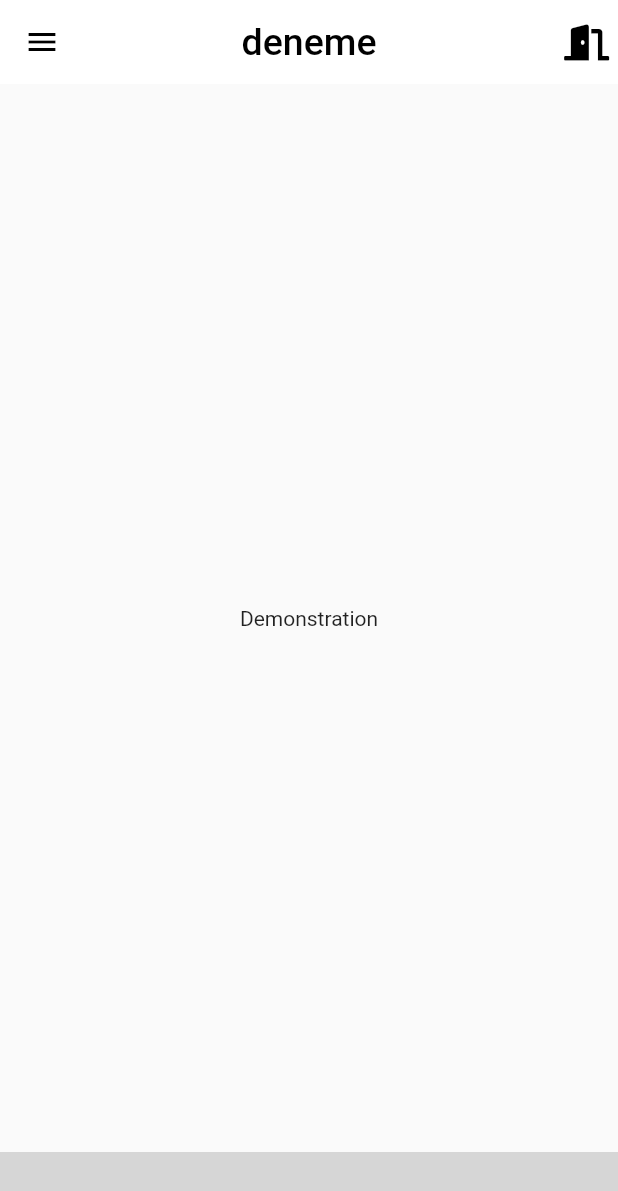
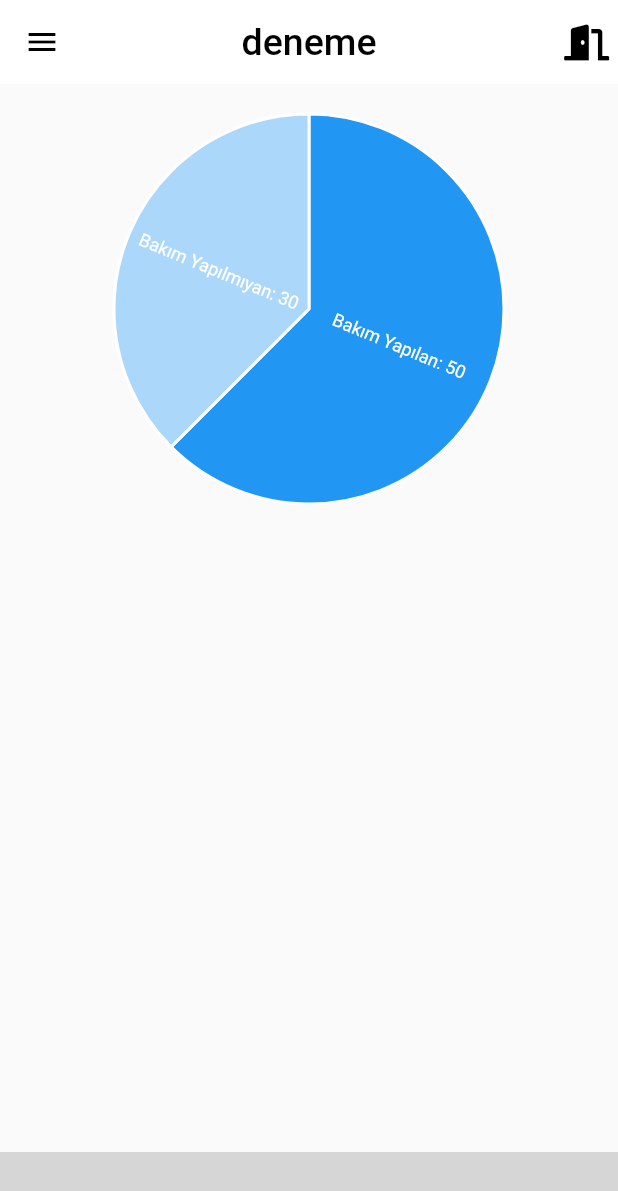
Before and after one commit to mrcasus/flutterchartss, a Flutter app: the screen it shows after launch, on a phone screen of 412 x 824 dp. Shown: the top 1191 px of the screen. Run offline on Flutter 3.47's test engine with Material 2 defaults, Android fonts, the phone set to English and light mode, and no system bars; our stand-ins replace charts_flutter, font_awesome_flutter; missing offline and left inert: ff_navigation_bar, splash_screen_view; Roboto replaces fonts that are missing (Montserrat); grey boxes are pictures that could not be loaded.

Commit message:
firebase
firebase

```diff
--- a/lib/main.dart
+++ b/lib/main.dart
@@ -5,6 +5,7 @@ import 'package:font_awesome_flutter/font_awesome_flutter.dart';
 
 import 'package:splash_screen_view/SplashScreenView.dart';
 import 'package:ff_navigation_bar/ff_navigation_bar.dart';
+import 'package:charts_flutter/flutter.dart' as charts;
 
 void main() {
   WidgetsFlutterBinding.ensureInitialized();
@@ -38,6 +39,27 @@ class _MyHomePageState extends State<MyHomePage> {
   int selectedIndex = 0;
   @override
   Widget build(BuildContext context) {
+    var data = [
+      Sales("Bakım Yapılan", 50),
+      Sales("Bakım Yapılmıyan", 30),
+    ];
+
+    var series = [
+      charts.Series(
+          domainFn: (Sales sales, _) => sales.day,
+          measureFn: (Sales sales, _) => sales.sold,
+          id: 'Sales',
+          data: data,
+          labelAccessorFn: (Sales sales, _) =>
+              '${sales.day}: ${sales.sold.toString()}')
+    ];
+
+    var chart = charts.PieChart(
+      series,
+      defaultRenderer: charts.ArcRendererConfig(
+          arcRendererDecorators: [charts.ArcLabelDecorator()]),
+    );
+
     return Scaffold(
       appBar: AppBar(
         backgroundColor: Colors.white,
@@ -64,11 +86,9 @@ class _MyHomePageState extends State<MyHomePage> {
       ),
       body: Center(
         child: Column(
-          mainAxisAlignment: MainAxisAlignment.center,
+          mainAxisAlignment: MainAxisAlignment.start,
           children: <Widget>[
-            Text(
-              'Demonstration',
-            ),
+            SizedBox(height: 300, child: chart),
           ],
         ),
       ),
@@ -108,3 +128,10 @@ class _MyHomePageState extends State<MyHomePage> {
     );
   }
 }
+
+class Sales {
+  final String day;
+  final int sold;
+
+  Sales(this.day, this.sold);
+}
--- a/pubspec.yaml
+++ b/pubspec.yaml
@@ -31,6 +31,7 @@ dependencies:
   font_awesome_flutter: ^8.8.1
   splash_screen_view: ^1.0.1
   ff_navigation_bar: ^0.1.5
+  charts_flutter: ^0.9.0
 
 
 dev_dependencies:
```
Also changed, not shown: pubspec.lock.
